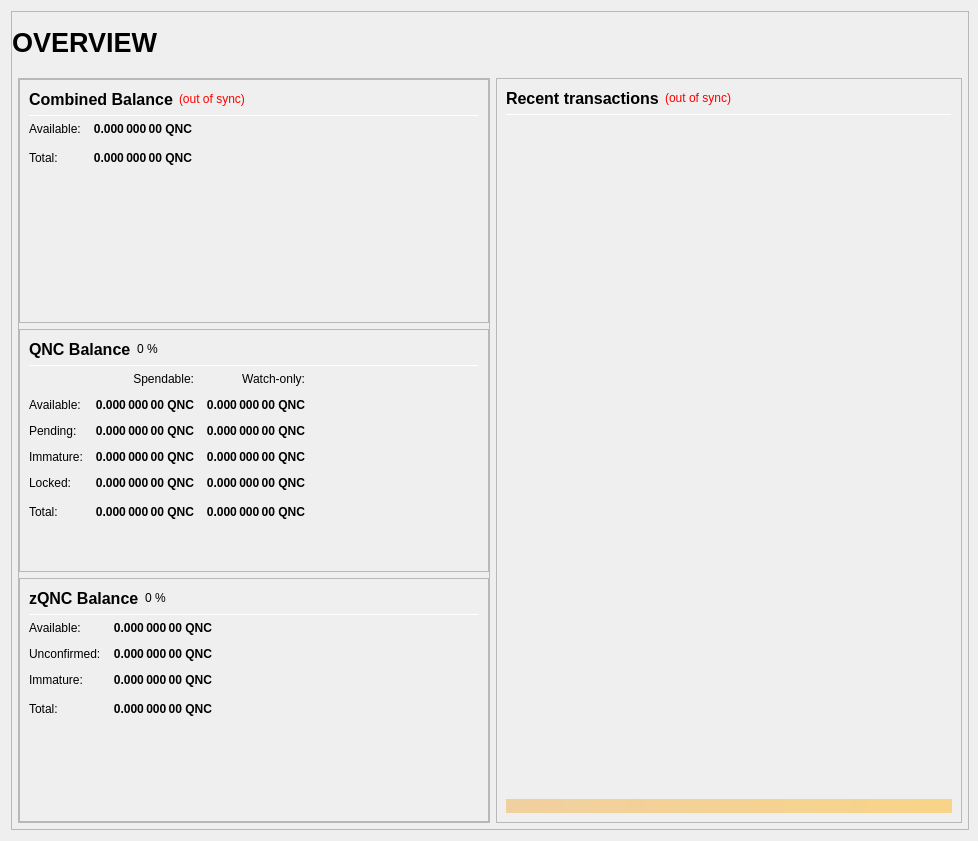
This is src/qt/forms/overviewpage.ui in coindroid/PIVX as Qt 5 draws it before an edit. The edited form follows.
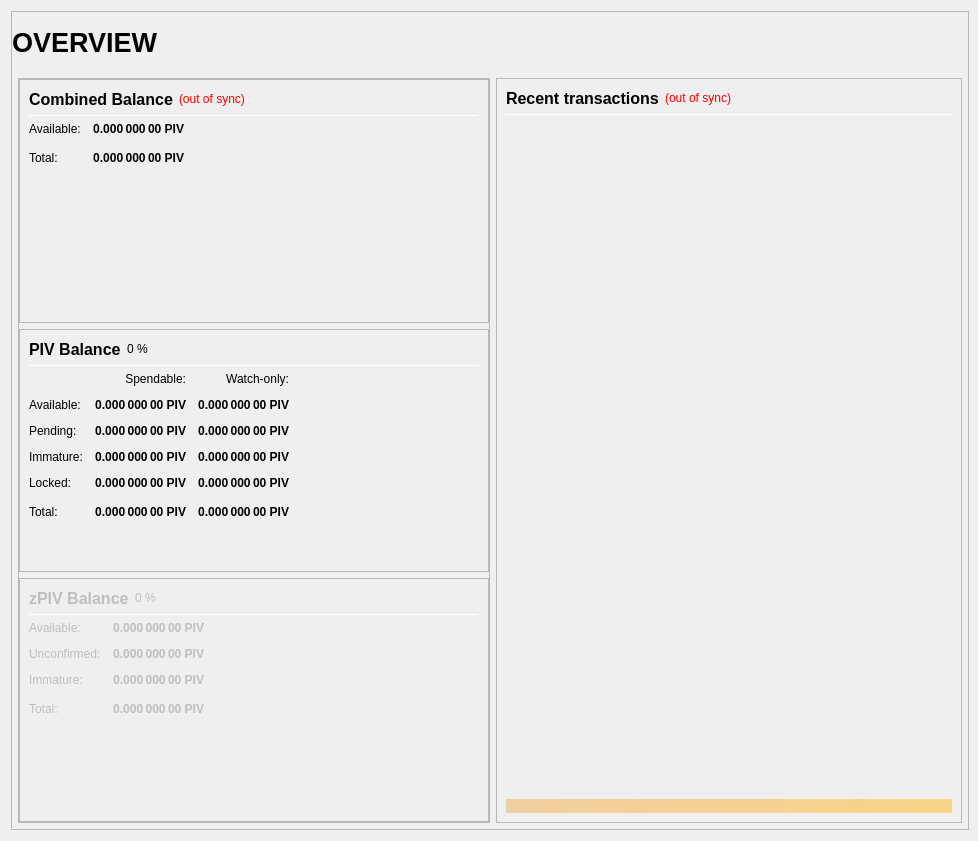
This is the edited form.

Patch:
```diff
--- a/src/qt/forms/overviewpage.ui
+++ b/src/qt/forms/overviewpage.ui
@@ -2,6 +2,9 @@
 <ui version="4.0">
  <class>OverviewPage</class>
  <widget class="QWidget" name="OverviewPage">
+  <property name="enabled">
+   <bool>true</bool>
+  </property>
   <property name="geometry">
    <rect>
     <x>0</x>
@@ -306,7 +309,7 @@
                           <string>Your current spendable balance</string>
                          </property>
                          <property name="text">
-                          <string notr="true">0.000 000 00 QNC</string>
+                          <string notr="true">0.000 000 00 PIV</string>
                          </property>
                          <property name="alignment">
                           <set>Qt::AlignRight|Qt::AlignTrailing|Qt::AlignVCenter</set>
@@ -338,7 +341,7 @@
                           <string>Total Balance, including all unavailable coins.</string>
                          </property>
                          <property name="text">
-                          <string notr="true">0.000 000 00 QNC</string>
+                          <string notr="true">0.000 000 00 PIV</string>
                          </property>
                          <property name="alignment">
                           <set>Qt::AlignRight|Qt::AlignTrailing|Qt::AlignVCenter</set>
@@ -406,7 +409,7 @@
                           </font>
                          </property>
                          <property name="text">
-                          <string>QNC Balance</string>
+                          <string>PIV Balance</string>
                          </property>
                         </widget>
                        </item>
@@ -498,7 +501,7 @@
                           <string>Your current spendable balance</string>
                          </property>
                          <property name="text">
-                          <string notr="true">0.000 000 00 QNC</string>
+                          <string notr="true">0.000 000 00 PIV</string>
                          </property>
                          <property name="alignment">
                           <set>Qt::AlignRight|Qt::AlignTrailing|Qt::AlignVCenter</set>
@@ -523,7 +526,7 @@
                           <string>Your current balance in watch-only addresses</string>
                          </property>
                          <property name="text">
-                          <string notr="true">0.000 000 00 QNC</string>
+                          <string notr="true">0.000 000 00 PIV</string>
                          </property>
                          <property name="alignment">
                           <set>Qt::AlignRight|Qt::AlignTrailing|Qt::AlignVCenter</set>
@@ -555,7 +558,7 @@
                           <string>Total of transactions that have yet to be confirmed, and do not yet count toward the spendable balance</string>
                          </property>
                          <property name="text">
-                          <string notr="true">0.000 000 00 QNC</string>
+                          <string notr="true">0.000 000 00 PIV</string>
                          </property>
                          <property name="alignment">
                           <set>Qt::AlignRight|Qt::AlignTrailing|Qt::AlignVCenter</set>
@@ -580,7 +583,7 @@
                           <string>Unconfirmed transactions to watch-only addresses</string>
                          </property>
                          <property name="text">
-                          <string notr="true">0.000 000 00 QNC</string>
+                          <string notr="true">0.000 000 00 PIV</string>
                          </property>
                          <property name="alignment">
                           <set>Qt::AlignRight|Qt::AlignTrailing|Qt::AlignVCenter</set>
@@ -612,7 +615,7 @@
                           <string>Staked or masternode rewards that has not yet matured</string>
                          </property>
                          <property name="text">
-                          <string notr="true">0.000 000 00 QNC</string>
+                          <string notr="true">0.000 000 00 PIV</string>
                          </property>
                          <property name="alignment">
                           <set>Qt::AlignRight|Qt::AlignTrailing|Qt::AlignVCenter</set>
@@ -637,7 +640,7 @@
                           <string>Staked or masternode rewards in watch-only addresses that has not yet matured</string>
                          </property>
                          <property name="text">
-                          <string notr="true">0.000 000 00 QNC</string>
+                          <string notr="true">0.000 000 00 PIV</string>
                          </property>
                          <property name="alignment">
                           <set>Qt::AlignRight|Qt::AlignTrailing|Qt::AlignVCenter</set>
@@ -672,7 +675,7 @@
                           <string>Locked QNC or Masternode collaterals. These are excluded from zQNC minting.</string>
                          </property>
                          <property name="text">
-                          <string notr="true">0.000 000 00 QNC</string>
+                          <string notr="true">0.000 000 00 PIV</string>
                          </property>
                          <property name="alignment">
                           <set>Qt::AlignRight|Qt::AlignTrailing|Qt::AlignVCenter</set>
@@ -697,7 +700,7 @@
                           <string>Current locked balance in watch-only addresses</string>
                          </property>
                          <property name="text">
-                          <string notr="true">0.000 000 00 QNC</string>
+                          <string notr="true">0.000 000 00 PIV</string>
                          </property>
                          <property name="alignment">
                           <set>Qt::AlignRight|Qt::AlignTrailing|Qt::AlignVCenter</set>
@@ -732,7 +735,7 @@
                           <string>Your current PIVX balance, unconfirmed and immature transactions included</string>
                          </property>
                          <property name="text">
-                          <string notr="true">0.000 000 00 QNC</string>
+                          <string notr="true">0.000 000 00 PIV</string>
                          </property>
                          <property name="alignment">
                           <set>Qt::AlignRight|Qt::AlignTrailing|Qt::AlignVCenter</set>
@@ -757,7 +760,7 @@
                           <string>Current total balance in watch-only addresses</string>
                          </property>
                          <property name="text">
-                          <string notr="true">0.000 000 00 QNC</string>
+                          <string notr="true">0.000 000 00 PIV</string>
                          </property>
                          <property name="alignment">
                           <set>Qt::AlignRight|Qt::AlignTrailing|Qt::AlignVCenter</set>
@@ -800,6 +803,9 @@
                   </item>
                   <item>
                    <widget class="QFrame" name="frame_ZerocoinBalances">
+                    <property name="enabled">
+                     <bool>false</bool>
+                    </property>
                     <property name="frameShape">
                      <enum>QFrame::StyledPanel</enum>
                     </property>
@@ -825,7 +831,7 @@
                           </font>
                          </property>
                          <property name="text">
-                          <string>zQNC Balance</string>
+                          <string>zPIV Balance</string>
                          </property>
                         </widget>
                        </item>
@@ -899,7 +905,7 @@
 These zQNC are spendable.</string>
                          </property>
                          <property name="text">
-                          <string notr="true">0.000 000 00 QNC</string>
+                          <string notr="true">0.000 000 00 PIV</string>
                          </property>
                          <property name="alignment">
                           <set>Qt::AlignRight|Qt::AlignTrailing|Qt::AlignVCenter</set>
@@ -930,7 +936,7 @@
 Immature: confirmed, but less than 1 mint of the same denomination after it was minted</string>
                          </property>
                          <property name="text">
-                          <string notr="true">0.000 000 00 QNC</string>
+                          <string notr="true">0.000 000 00 PIV</string>
                          </property>
                          <property name="alignment">
                           <set>Qt::AlignRight|Qt::AlignTrailing|Qt::AlignVCenter</set>
@@ -961,7 +967,7 @@
 Immature: confirmed, but less than 1 mint of the same denomination after it was minted</string>
                          </property>
                          <property name="text">
-                          <string notr="true">0.000 000 00 QNC</string>
+                          <string notr="true">0.000 000 00 PIV</string>
                          </property>
                          <property name="alignment">
                           <set>Qt::AlignRight|Qt::AlignTrailing|Qt::AlignVCenter</set>
@@ -993,7 +999,7 @@
                           <string>Your current zQNC balance, unconfirmed and immature zQNC included.</string>
                          </property>
                          <property name="text">
-                          <string notr="true">0.000 000 00 QNC</string>
+                          <string notr="true">0.000 000 00 PIV</string>
                          </property>
                          <property name="alignment">
                           <set>Qt::AlignRight|Qt::AlignTrailing|Qt::AlignVCenter</set>
```
Left out of the diff: 49 changed lines with no effect on the pictures.
